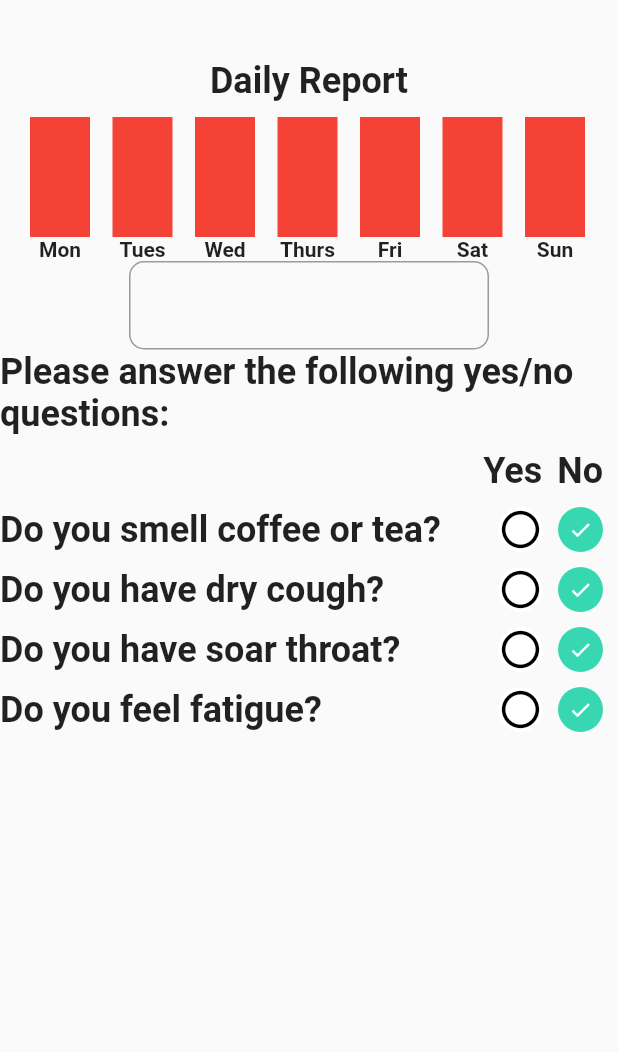
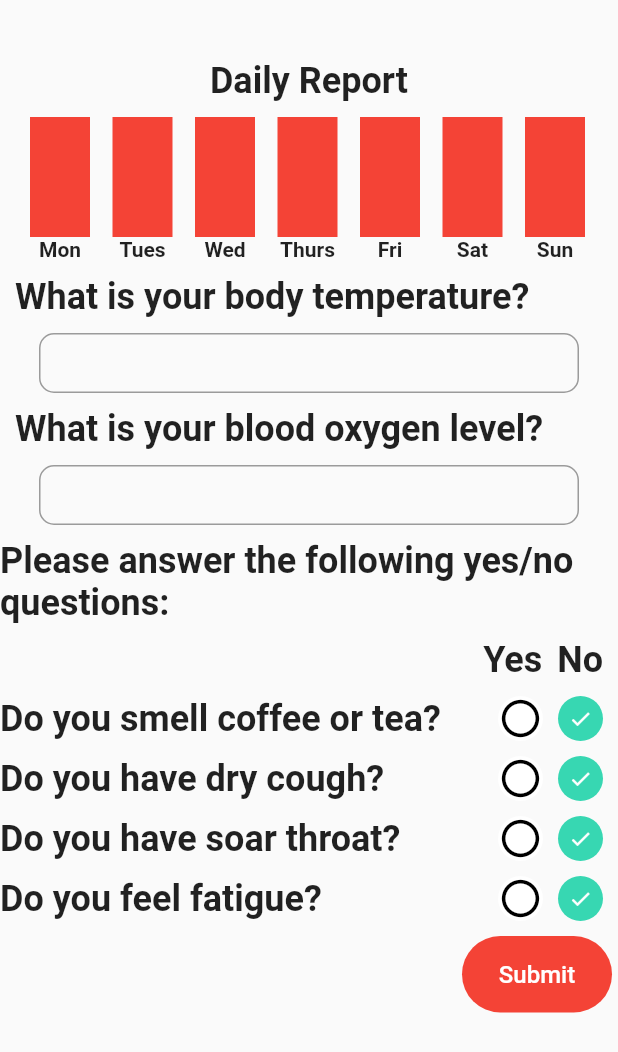
Before and after one commit to devenderbutani21/coronaVirusHomeChckup, a Flutter app: the QuestionnaireScreen screen opened directly, on a phone screen of 412 x 824 dp. Shown: the top 1052 px of the screen. Run offline on Flutter 3.47's test engine with Material 2 defaults, Android fonts, the phone set to English and light mode, and no system bars; Roboto replaces fonts that are missing (Arial).

Commit message:
UI addition

```diff
--- a/lib/main.dart
+++ b/lib/main.dart
@@ -17,8 +17,8 @@ class MyApp extends StatelessWidget {
       theme: ThemeData(
         visualDensity: VisualDensity.adaptivePlatformDensity,
       ),
-      // home: QuestionnaireScreen(),
-      home: YesNo(true),
+      home: QuestionnaireScreen(),
+      // home: YesNo(true),
     );
   }
 }
--- a/lib/screens/questionnaire_screen.dart
+++ b/lib/screens/questionnaire_screen.dart
@@ -51,7 +51,57 @@ class _QuestionnaireScreenState extends State<QuestionnaireScreen> {
                 for (var day in days) GraphBarWidget(day, true),
               ],
             ),
-            TextfieldWidget(0),
+            SizedBox(
+              height: 10,
+            ),
+            Container(
+              margin: EdgeInsets.only(
+                left: 10,
+              ),
+              child: Row(
+                children: [
+                  Expanded(
+                    flex: 1,
+                    child: TextWidget('What is your body temperature?'),
+                  ),
+                ],
+              ),
+            ),
+            SizedBox(
+              height: 10,
+            ),
+            Container(
+              height: 40,
+              width: 360,
+              child: TextfieldWidget(0),
+            ),
+            SizedBox(
+              height: 10,
+            ),
+            Container(
+              margin: EdgeInsets.only(
+                left: 10,
+              ),
+              child: Row(
+                children: [
+                  Expanded(
+                    flex: 1,
+                    child: TextWidget('What is your blood oxygen level?'),
+                  ),
+                ],
+              ),
+            ),
+            SizedBox(
+              height: 10,
+            ),
+            Container(
+              height: 40,
+              width: 360,
+              child: TextfieldWidget(0),
+            ),
+            SizedBox(
+              height: 10,
+            ),
             TextWidget('Please answer the following yes/no questions:'),
             SizedBox(
               height: 10,
@@ -77,7 +127,33 @@ class _QuestionnaireScreenState extends State<QuestionnaireScreen> {
             SizedBox(
               height: 10,
             ),
-            for (var ques in arr) QuestionYesNo(ques,false),
+            for (var ques in arr) QuestionYesNo(ques, false),
+            Row(
+              children: [
+                SizedBox(
+                  width: 308,
+                ),
+                SizedBox(
+                  width: 100,
+                  child: FlatButton(
+                    padding: EdgeInsets.all(16.0),
+                    shape: RoundedRectangleBorder(
+                      borderRadius: BorderRadius.circular(40.0),
+                    ),
+                    color: Colors.red,
+                    child: Text(
+                      'Submit',
+                      style: TextStyle(
+                        color: Colors.white,
+                        fontSize: 16,
+                        fontFamily: 'Arial',
+                      ),
+                    ),
+                    onPressed: () {},
+                  ),
+                ),
+              ],
+            ),
           ],
         ),
       ),
--- a/lib/widgets/graphbar_widget.dart
+++ b/lib/widgets/graphbar_widget.dart
@@ -26,6 +26,7 @@ class _GraphBarWidgetState extends State<GraphBarWidget> {
               widget._text,
               style: TextStyle(
                 fontWeight: FontWeight.bold,
+                fontFamily: 'Arial',
               ),
             ),
           ],
--- a/lib/widgets/text_widget.dart
+++ b/lib/widgets/text_widget.dart
@@ -13,6 +13,7 @@ class TextWidget extends StatelessWidget {
       style: TextStyle(
         fontWeight: FontWeight.bold,
         fontSize: 24,
+        fontFamily: 'Arial',
       ),
     );
   }
--- a/lib/widgets/textfield_widget.dart
+++ b/lib/widgets/textfield_widget.dart
@@ -14,7 +14,7 @@ class _TextfieldWidgetState extends State<TextfieldWidget> {
   Widget build(BuildContext context) {
     return Container(
       height: 60,
-      width: 240,
+      width: 100,
       child: TextField(
         decoration: InputDecoration(
           border: OutlineInputBorder(
```
